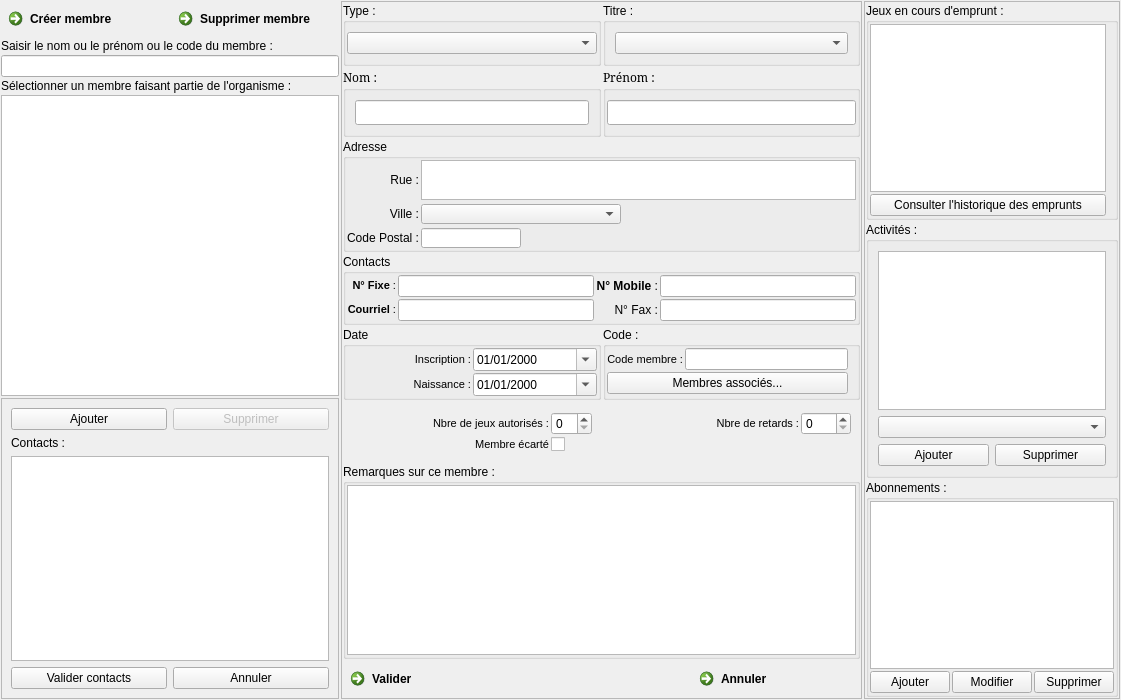
Qt form f_membres.ui (nivhg/ludopen) before a commit.
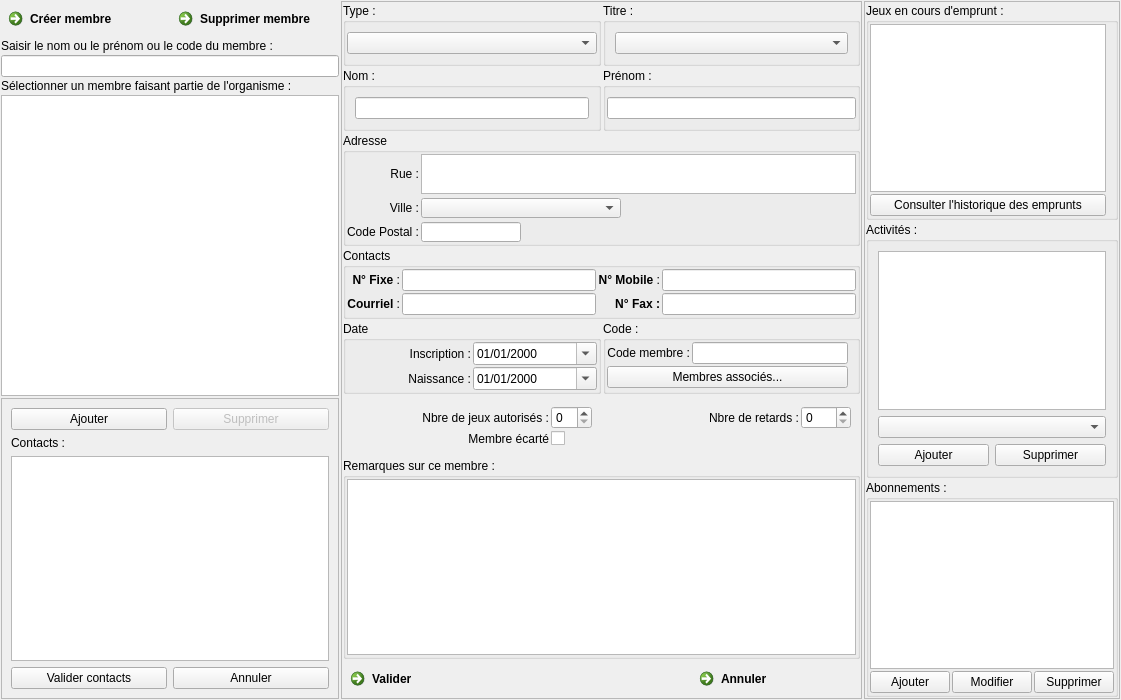
The same form after that commit. Icons and pictures are not drawn.

```diff
--- a/f_membres.ui
+++ b/f_membres.ui
@@ -155,14 +155,6 @@
             <height>80</height>
            </size>
           </property>
-          <property name="font">
-           <font>
-            <family>Serif</family>
-            <weight>50</weight>
-            <italic>false</italic>
-            <bold>false</bold>
-           </font>
-          </property>
           <property name="title">
            <string>Nom :</string>
           </property>
@@ -187,13 +179,6 @@
             <height>80</height>
            </size>
           </property>
-          <property name="font">
-           <font>
-            <family>Serif</family>
-            <weight>50</weight>
-            <bold>false</bold>
-           </font>
-          </property>
           <property name="title">
            <string>Prénom :</string>
           </property>
@@ -373,11 +358,6 @@
              </disabled>
             </palette>
            </property>
-           <property name="font">
-            <font>
-             <pointsize>8</pointsize>
-            </font>
-           </property>
            <property name="text">
             <string>&lt;b&gt;N° Fixe&lt;/b&gt; :</string>
            </property>
@@ -475,11 +455,6 @@
              </disabled>
             </palette>
            </property>
-           <property name="font">
-            <font>
-             <pointsize>8</pointsize>
-            </font>
-           </property>
            <property name="text">
             <string>&lt;b&gt;Courriel&lt;/b&gt; :</string>
            </property>
@@ -681,7 +656,10 @@
             </palette>
            </property>
            <property name="text">
-            <string>N° Fax :</string>
+            <string>&lt;b&gt;N° Fax :&lt;/b&gt;</string>
+           </property>
+           <property name="textFormat">
+            <enum>Qt::RichText</enum>
            </property>
            <property name="alignment">
             <set>Qt::AlignRight|Qt::AlignTrailing|Qt::AlignVCenter</set>
@@ -849,12 +827,6 @@
              </disabled>
             </palette>
            </property>
-           <property name="font">
-            <font>
-             <family>Bitstream Charter</family>
-             <pointsize>8</pointsize>
-            </font>
-           </property>
           </widget>
          </item>
         </layout>
@@ -988,11 +960,6 @@
                </disabled>
               </palette>
              </property>
-             <property name="font">
-              <font>
-               <pointsize>8</pointsize>
-              </font>
-             </property>
              <property name="text">
               <string>Inscription :</string>
              </property>
@@ -1087,11 +1054,6 @@
                </disabled>
               </palette>
              </property>
-             <property name="font">
-              <font>
-               <pointsize>8</pointsize>
-              </font>
-             </property>
              <property name="text">
               <string>Naissance :</string>
              </property>
@@ -1129,11 +1091,6 @@
            </property>
            <item row="0" column="0">
             <widget class="QLabel" name="Lb_Code">
-             <property name="font">
-              <font>
-               <pointsize>8</pointsize>
-              </font>
-             </property>
              <property name="text">
               <string>Code membre :</string>
              </property>
@@ -1828,11 +1785,6 @@
              </disabled>
             </palette>
            </property>
-           <property name="font">
-            <font>
-             <pointsize>8</pointsize>
-            </font>
-           </property>
            <property name="text">
             <string>Membre écarté</string>
            </property>
@@ -1880,11 +1832,6 @@
              </disabled>
             </palette>
            </property>
-           <property name="font">
-            <font>
-             <pointsize>8</pointsize>
-            </font>
-           </property>
            <property name="text">
             <string>Nbre de retards :</string>
            </property>
@@ -1932,11 +1879,6 @@
              </disabled>
             </palette>
            </property>
-           <property name="font">
-            <font>
-             <pointsize>8</pointsize>
-            </font>
-           </property>
            <property name="text">
             <string>Nbre de jeux autorisés :</string>
            </property>
```
